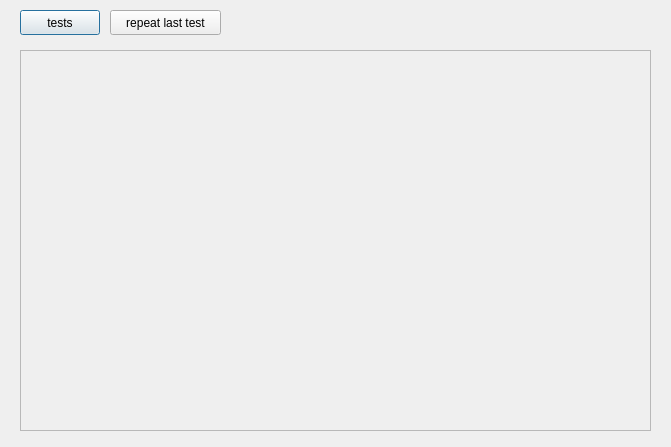
codedraughtsman/typingStats, file main/analyticsdialog.ui: the form before one commit.
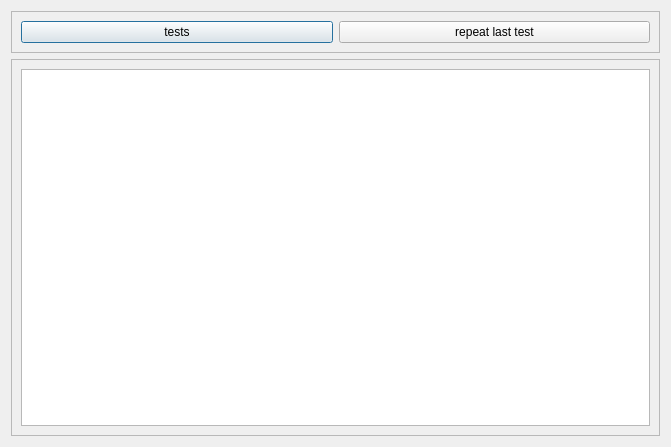
The form after the commit. Custom widgets are drawn as their Qt base class.

What changed in the file:
```diff
--- a/main/analyticsdialog.ui
+++ b/main/analyticsdialog.ui
@@ -13,41 +13,35 @@
   <property name="windowTitle">
    <string>Dialog</string>
   </property>
+  <layout class="QVBoxLayout" name="verticalLayout_2">
+   <item>
+    <widget class="QFrame" name="frame">
+     <property name="frameShape">
+      <enum>QFrame::StyledPanel</enum>
+     </property>
+     <property name="frameShadow">
+      <enum>QFrame::Raised</enum>
+     </property>
+     <layout class="QHBoxLayout" name="horizontalLayout">
+      <item>
   <widget class="QPushButton" name="testSelectionButton">
-   <property name="geometry">
-    <rect>
-     <x>20</x>
-     <y>10</y>
-     <width>80</width>
-     <height>25</height>
-    </rect>
-   </property>
    <property name="text">
     <string>tests</string>
    </property>
   </widget>
+      </item>
+      <item>
   <widget class="QPushButton" name="repeatLastTest">
-   <property name="geometry">
-    <rect>
-     <x>110</x>
-     <y>10</y>
-     <width>111</width>
-     <height>25</height>
-    </rect>
-   </property>
    <property name="text">
     <string>repeat last test</string>
    </property>
   </widget>
+      </item>
+     </layout>
+    </widget>
+   </item>
+   <item>
   <widget class="QScrollArea" name="scrollArea">
-   <property name="geometry">
-    <rect>
-     <x>20</x>
-     <y>50</y>
-     <width>631</width>
-     <height>381</height>
-    </rect>
-   </property>
    <property name="widgetResizable">
     <bool>true</bool>
    </property>
@@ -56,31 +50,20 @@
      <rect>
       <x>0</x>
       <y>0</y>
-      <width>629</width>
-      <height>379</height>
-     </rect>
-    </property>
-    <widget class="LastTestAnalyticWidget" name="lastTestAnalyticWidget" native="true">
-     <property name="geometry">
-      <rect>
-       <x>0</x>
-       <y>0</y>
-       <width>581</width>
-       <height>131</height>
-      </rect>
-     </property>
-    </widget>
-   </widget>
-  </widget>
- </widget>
- <customwidgets>
-  <customwidget>
-   <class>LastTestAnalyticWidget</class>
-   <extends>QWidget</extends>
-   <header>lasttestanalyticwidget.h</header>
-   <container>1</container>
-  </customwidget>
- </customwidgets>
+        <width>651</width>
+        <height>376</height>
+       </rect>
+      </property>
+      <layout class="QVBoxLayout" name="verticalLayout">
+       <item>
+        <widget class="QTableView" name="tableView"/>
+       </item>
+      </layout>
+     </widget>
+    </widget>
+   </item>
+  </layout>
+ </widget>
  <resources/>
  <connections/>
 </ui>
```
Lines whose indentation alone changed are shown as unchanged.
